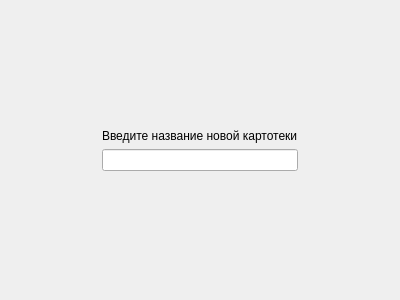
First picture: the form in newfilelibraryform.ui, repository Lelius/FileLibrary, before the edit.
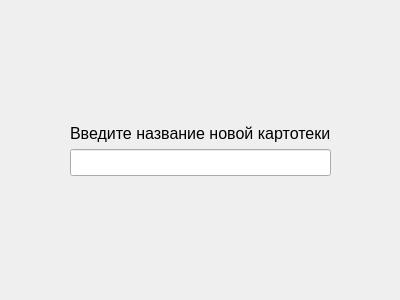
Second picture: the form after the edit.

```diff
--- a/newfilelibraryform.ui
+++ b/newfilelibraryform.ui
@@ -31,6 +31,11 @@
     <layout class="QVBoxLayout" name="verticalLayout">
      <item>
       <widget class="QLabel" name="label">
+       <property name="font">
+        <font>
+         <pointsize>12</pointsize>
+        </font>
+       </property>
        <property name="text">
         <string>Введите название новой картотеки</string>
        </property>
@@ -38,6 +43,11 @@
      </item>
      <item>
       <widget class="QLineEdit" name="lineEditNameFileLibrary">
+       <property name="font">
+        <font>
+         <pointsize>12</pointsize>
+        </font>
+       </property>
        <property name="alignment">
         <set>Qt::AlignLeading|Qt::AlignLeft|Qt::AlignVCenter</set>
        </property>
```
